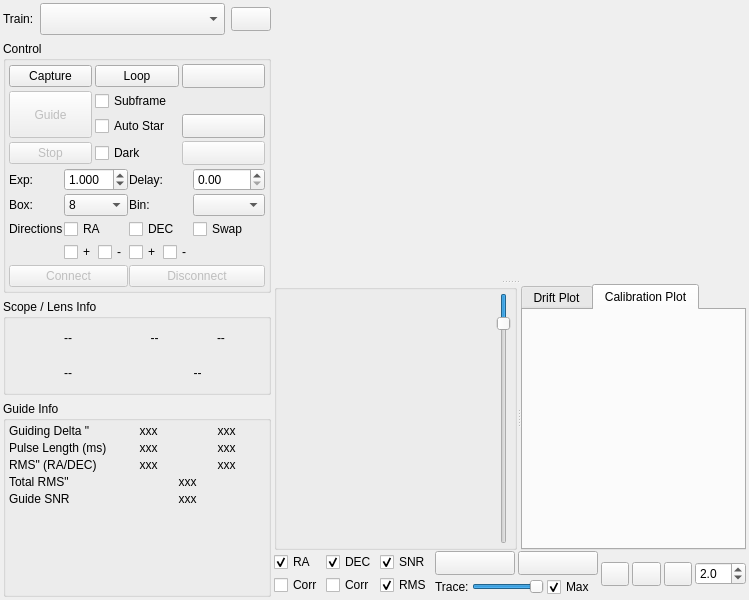
This is kstars/ekos/guide/guide.ui in KDE/kstars as Qt 5 draws it before an edit. The edited form follows.
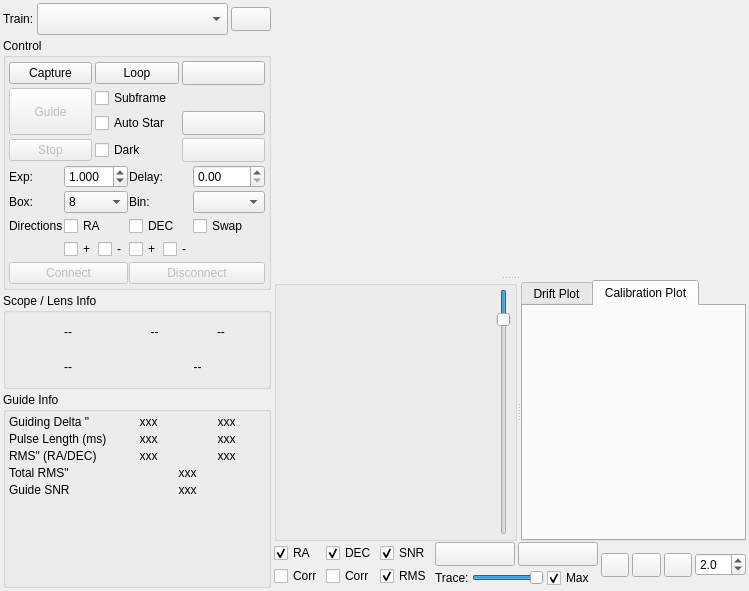
This is the edited form. Icons and pictures are not drawn. Custom widgets are drawn as their Qt base class.

```diff
--- a/kstars/ekos/guide/guide.ui
+++ b/kstars/ekos/guide/guide.ui
@@ -7,7 +7,7 @@
     <x>0</x>
     <y>0</y>
     <width>749</width>
-    <height>600</height>
+    <height>591</height>
    </rect>
   </property>
   <layout class="QHBoxLayout" name="horizontalLayout">
@@ -29,7 +29,7 @@
    <item>
     <layout class="QVBoxLayout" name="LeftLayout">
      <property name="spacing">
-      <number>6</number>
+      <number>3</number>
      </property>
      <item>
       <layout class="QHBoxLayout" name="trainLayout">
```
